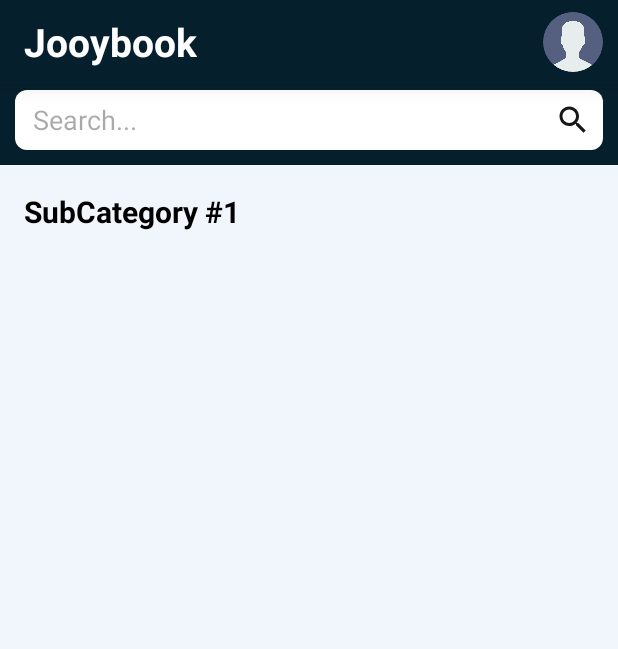
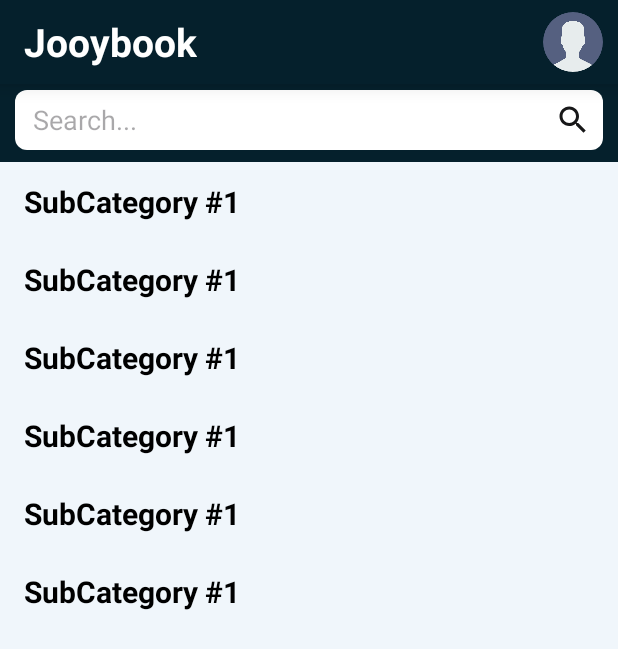
Before and after one commit to muhammadalinomonov/Book-reader, an Android app: the layout screen_home.xml on its own in the app's theme, with its tools: preview values and no code run, on a phone screen of 412 x 824 dp. Shown: the top 649 px of the screen. Run offline under Robolectric (Android 15) with nearby library versions, the phone set to English and light mode, and no system bars; Roboto replaces fonts that are not available here.

Commit message:
fixed some bugs

```diff
--- /dev/null
+++ b/app/src/main/res/layout/sample.xml
@@ -0,0 +1,6 @@
+<?xml version="1.0" encoding="utf-8"?>
+<androidx.constraintlayout.widget.ConstraintLayout xmlns:android="http://schemas.android.com/apk/res/android"
+    android:layout_width="match_parent"
+    android:layout_height="match_parent">
+
+</androidx.constraintlayout.widget.ConstraintLayout>
--- a/app/src/main/res/layout/screen_home.xml
+++ b/app/src/main/res/layout/screen_home.xml
@@ -160,38 +160,37 @@
         app:layout_constraintVertical_bias="1.0" />
 
     <androidx.constraintlayout.widget.ConstraintLayout
-        app:layout_goneMarginTop="40dp"
-        android:layout_marginTop="10dp"
         android:id="@+id/home_second_layout"
         android:layout_width="match_parent"
         android:layout_height="0dp"
+        app:layout_constraintBottom_toBottomOf="parent"
         android:background="#F0F6FB"
-        app:layout_constraintBottom_toBottomOf="parent"
-        app:layout_constraintEnd_toEndOf="parent"
-        app:layout_constraintHorizontal_bias="0.0"
-        app:layout_constraintStart_toStartOf="parent"
         app:layout_constraintTop_toBottomOf="@id/search"
-        app:layout_constraintVertical_bias="0.0">
+        android:layout_marginTop="8dp"
+        tools:layout_editor_absoluteY="110dp">
 
 
         <androidx.recyclerview.widget.RecyclerView
+            app:layoutManager="androidx.recyclerview.widget.LinearLayoutManager"
             android:id="@+id/recycler"
-            android:layout_width="708dp"
-            android:layout_height="914dp"
+            android:layout_width="match_parent"
+            android:layout_height="match_parent"
             android:orientation="vertical"
-            app:layoutManager="androidx.recyclerview.widget.LinearLayoutManager"
             app:layout_constraintBottom_toBottomOf="parent"
             app:layout_constraintTop_toTopOf="parent"
+            app:layout_constraintVertical_bias="0.437"
+            tools:itemCount="21"
+            tools:layout_editor_absoluteX="0dp"
             tools:listitem="@layout/vertical_item" />
 
         <androidx.core.widget.ContentLoadingProgressBar
-            android:background="#F0F6FB"
             android:id="@+id/progress"
             style="?android:attr/progressBarStyleLarge"
             android:layout_width="match_parent"
-            android:padding="160dp"
             android:layout_height="match_parent"
             android:layout_gravity="center"
+            android:background="#F0F6FB"
+            android:padding="160dp"
             app:layout_constraintBottom_toBottomOf="parent"
             app:layout_constraintLeft_toLeftOf="parent"
             app:layout_constraintRight_toRightOf="parent"
--- a/app/src/main/res/values/strings.xml
+++ b/app/src/main/res/values/strings.xml
@@ -3,4 +3,5 @@
     <!-- TODO: Remove or change this placeholder text -->
     <string name="hello_blank_fragment">Hello blank fragment</string>
     <string name="delete">Do you want delete %s from your saved book list?</string>
+    <string name="privacy">https://www.freeprivacypolicy.com/live/24e0d63e-308a-4295-bb76-f05f445991b6</string>
 </resources>
```
Also changed, not shown: app/src/main/java/uz/gita/a5/bookreader/presentation/ui/profile/ProfileScreen.kt (+50 -37 lines), app/src/main/java/uz/gita/a5/bookreader/presentation/ui/profile/viewmodel/ProfileViewModel.kt (+5 -5 lines), app/src/main/java/uz/gita/a5/bookreader/presentation/ui/profile/viewmodel/ProfileViewModelImpl.kt (+7 -7 lines), 68 other files.
